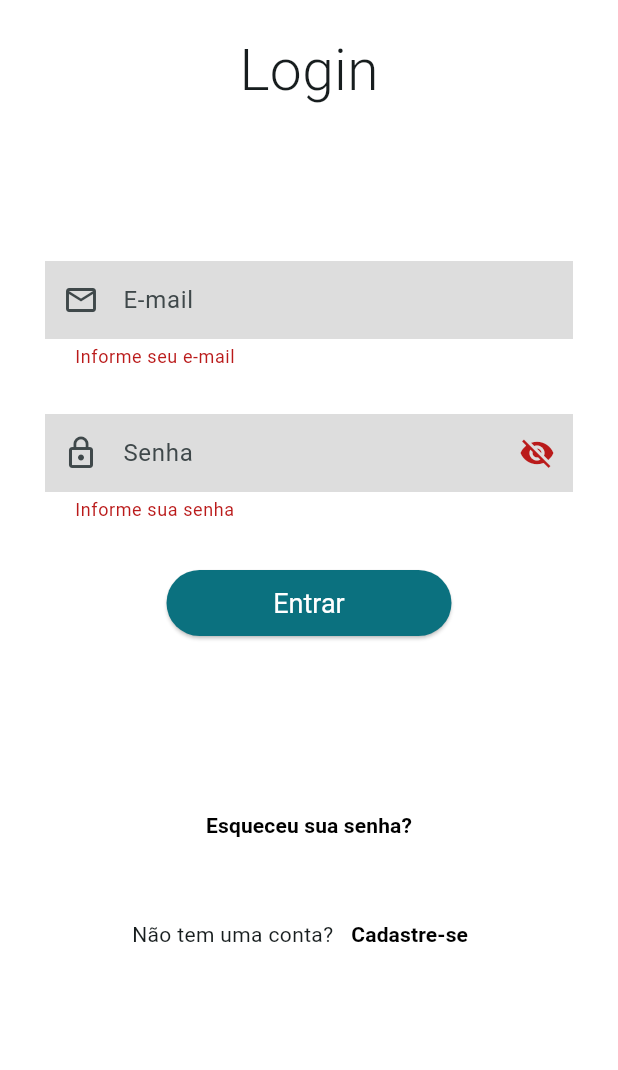
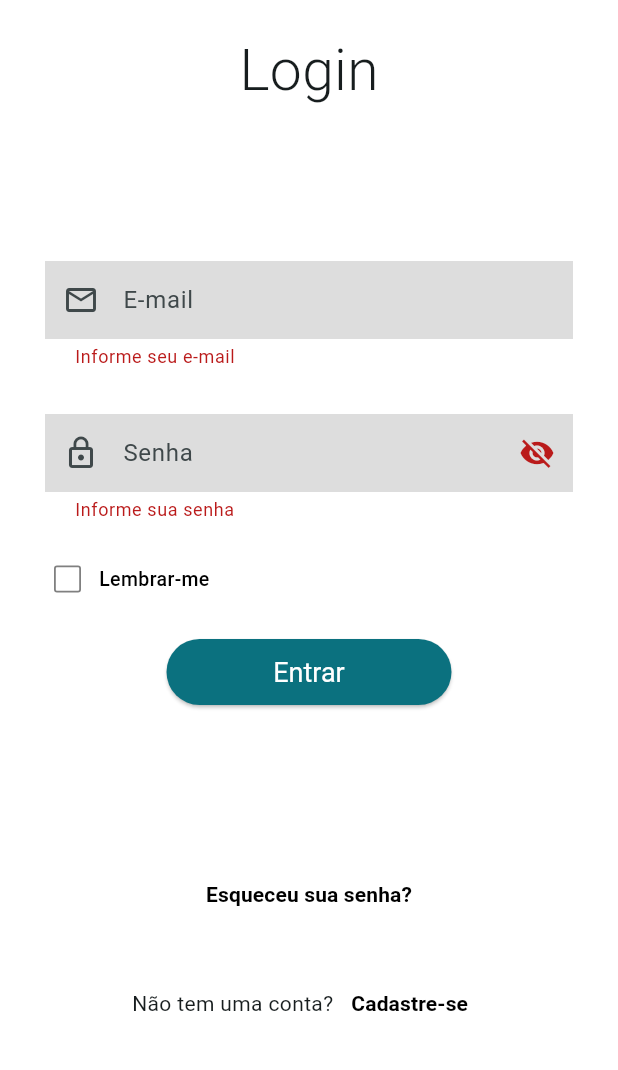
Before and after one commit to FcoGuilhermeInfo/altis-library-mobile, a Flutter app: the screen it shows after launch, after a tap on "Entrar", on a phone screen of 412 x 824 dp, the part 90-1160 px from its top. Run offline on Flutter 3.47's test engine with Material 3 defaults, Android fonts, the phone set to English and light mode, and no system bars; our stand-ins replace flutter_secure_storage, go_router, mask_text_input_formatter, shared_preferences; accounts and stored records are empty.

Commit message:
feat: add remember me checkbox to login page

```diff
--- a/lokbooks_mobile/lib/core/services/http/api_client.dart
+++ b/lokbooks_mobile/lib/core/services/http/api_client.dart
@@ -2,7 +2,7 @@
 import 'package:http/http.dart' as http;
 
 class ApiClient {
-  static const String baseUrl = 'http://192.168.100.79:8080';
+  static const String baseUrl = 'http://192.168.72.116:8080';
 
   static final http.Client client = http.Client();
 
--- a/lokbooks_mobile/lib/modules/auth/presentation/widgets/login_form.dart
+++ b/lokbooks_mobile/lib/modules/auth/presentation/widgets/login_form.dart
@@ -6,6 +6,7 @@ import 'package:lokbooks_mobile/modules/auth/controllers/auth_controller.dart';
 import 'package:lokbooks_mobile/modules/auth/models/login_request.dart';
 import 'package:lokbooks_mobile/modules/auth/models/user_role.dart';
 import 'package:lokbooks_mobile/modules/auth/services/auth_service.dart';
+import 'package:lokbooks_mobile/modules/auth/services/remembered_email_service.dart';
 
 class LoginForm extends StatefulWidget {
   final AuthController authController;
@@ -24,14 +25,74 @@ class _LoginFormState extends State<LoginForm> {
 
   final _emailController = TextEditingController();
   final _passwordController = TextEditingController();
+  final _rememberedEmailService = RememberedEmailService();
 
   bool _obscurePassword = true;
   bool _isLoading = false;
+  bool _rememberMe = false;
+  bool _emailEdited = false;
+  bool _rememberMeEdited = false;
+
+  @override
+  void initState() {
+    super.initState();
+    _loadRememberedEmail();
+  }
+
+  Future<void> _loadRememberedEmail() async {
+    try {
+      final email =
+          await _rememberedEmailService.getRememberedEmail();
+
+      if (!mounted || email == null) return;
+
+      setState(() {
+        if (!_emailEdited && _emailController.text.isEmpty) {
+          _emailController.text = email;
+        }
+
+        if (!_rememberMeEdited) {
+          _rememberMe = true;
+        }
+      });
+    } catch (error) {
+      debugPrint('Erro ao carregar o e-mail lembrado: $error');
+    }
+  }
+
+  Future<void> _persistRememberedEmail(
+    String email,
+    bool rememberMe,
+  ) async {
+    try {
+      if (rememberMe) {
+        await _rememberedEmailService.saveEmail(email);
+      } else {
+        await _rememberedEmailService.clearEmail();
+      }
+    } catch (error) {
+      debugPrint('Erro ao salvar a preferência de login: $error');
+    }
+  }
+
+  String _rememberMeLabel(BuildContext context) {
+    final language = Localizations.localeOf(context).languageCode;
+
+    return switch (language) {
+      'en' => 'Remember me',
+      'es' => 'Recordarme',
+      _ => 'Lembrar-me',
+    };
+  }
 
   Future<void> _submit() async {
     if (_isLoading || !_formKey.currentState!.validate()) {
       return;
     }
+
+    final email = _emailController.text.trim();
+    final password = _passwordController.text;
+    final rememberMe = _rememberMe;
 
     setState(() {
       _isLoading = true;
@@ -39,11 +100,13 @@ class _LoginFormState extends State<LoginForm> {
 
     try {
       final request = LoginRequest(
-        email: _emailController.text.trim(),
-        password: _passwordController.text,
+        email: email,
+        password: password,
       );
 
       final role = await widget.authController.login(request);
+
+      await _persistRememberedEmail(email, rememberMe);
 
       if (!mounted) return;
 
@@ -114,6 +177,9 @@ class _LoginFormState extends State<LoginForm> {
             keyboardType: TextInputType.emailAddress,
             textInputAction: TextInputAction.next,
             autofillHints: const [AutofillHints.email],
+            onChanged: (_) {
+              _emailEdited = true;
+            },
             decoration: InputDecoration(
               hintText: l10n.loginEmail,
               prefixIcon: const Icon(Icons.mail_outline),
@@ -168,7 +234,57 @@ class _LoginFormState extends State<LoginForm> {
               return null;
             },
           ),
-          const SizedBox(height: 30),
+          const SizedBox(height: 22),
+          Row(
+            children: [
+              SizedBox(
+                width: 30,
+                height: 32,
+                child: Checkbox(
+                  value: _rememberMe,
+                  onChanged: _isLoading
+                      ? null
+                      : (value) {
+                          setState(() {
+                            _rememberMe = value ?? false;
+                            _rememberMeEdited = true;
+                          });
+                        },
+                  activeColor: const Color(0xFF1976D2),
+                  checkColor: Colors.white,
+                  side: const BorderSide(
+                    color: Color(0xFF808080),
+                    width: 1.2,
+                  ),
+                  materialTapTargetSize:
+                      MaterialTapTargetSize.shrinkWrap,
+                  visualDensity: VisualDensity.compact,
+                ),
+              ),
+              const SizedBox(width: 6),
+              Expanded(
+                child: GestureDetector(
+                  onTap: _isLoading
+                      ? null
+                      : () {
+                          setState(() {
+                            _rememberMe = !_rememberMe;
+                            _rememberMeEdited = true;
+                          });
+                        },
+                  child: Text(
+                    _rememberMeLabel(context),
+                    style: const TextStyle(
+                      color: Colors.black,
+                      fontSize: 13,
+                      fontWeight: FontWeight.w500,
+                    ),
+                  ),
+                ),
+              ),
+            ],
+          ),
+          const SizedBox(height: 22),
           ElevatedButton(
             onPressed: _isLoading ? null : _submit,
             child: _isLoading
--- /dev/null
+++ b/lokbooks_mobile/lib/modules/auth/services/remembered_email_service.dart
@@ -0,0 +1,33 @@
+
+import 'package:shared_preferences/shared_preferences.dart';
+
+class RememberedEmailService {
+  static const String _emailKey = 'remembered_login_email';
+
+  Future<String?> getRememberedEmail() async {
+    final preferences = await SharedPreferences.getInstance();
+
+    final email = preferences.getString(_emailKey);
+
+    if (email == null || email.trim().isEmpty) {
+      return null;
+    }
+
+    return email;
+  }
+
+  Future<void> saveEmail(String email) async {
+    final preferences = await SharedPreferences.getInstance();
+
+    await preferences.setString(
+      _emailKey,
+      email.trim(),
+    );
+  }
+
+  Future<void> clearEmail() async {
+    final preferences = await SharedPreferences.getInstance();
+
+    await preferences.remove(_emailKey);
+  }
+}
--- a/lokbooks_mobile/pubspec.yaml
+++ b/lokbooks_mobile/pubspec.yaml
@@ -41,6 +41,7 @@ dependencies:
   flutter_secure_storage: ^11.2.0
   mask_text_input_formatter: ^2.9.0
   go_router: ^18.1.4
+  shared_preferences: ^2.5.6
 
 dev_dependencies:
   flutter_test:
```
Also changed, not shown: lokbooks_mobile/pubspec.lock, 1 other file.
